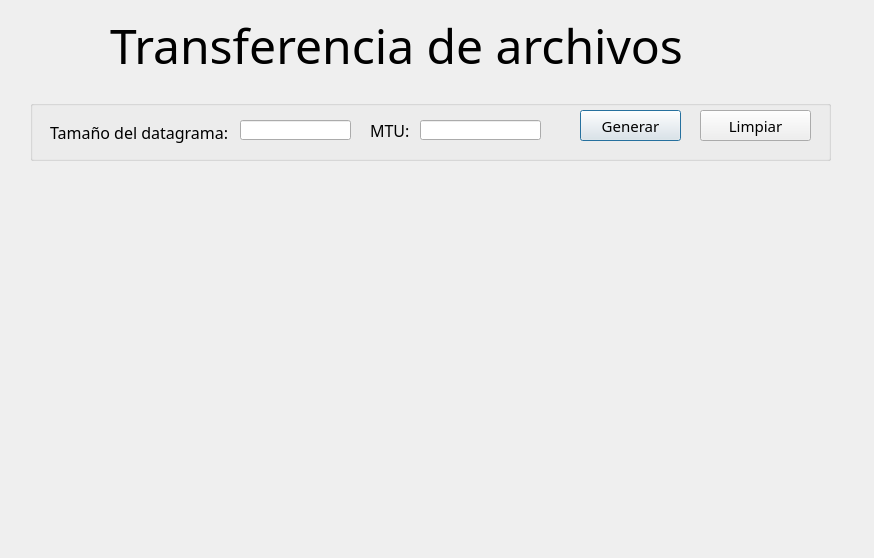
Old version of the form interfazQT.ui in the repository LFTPadilla/Red2Transf.
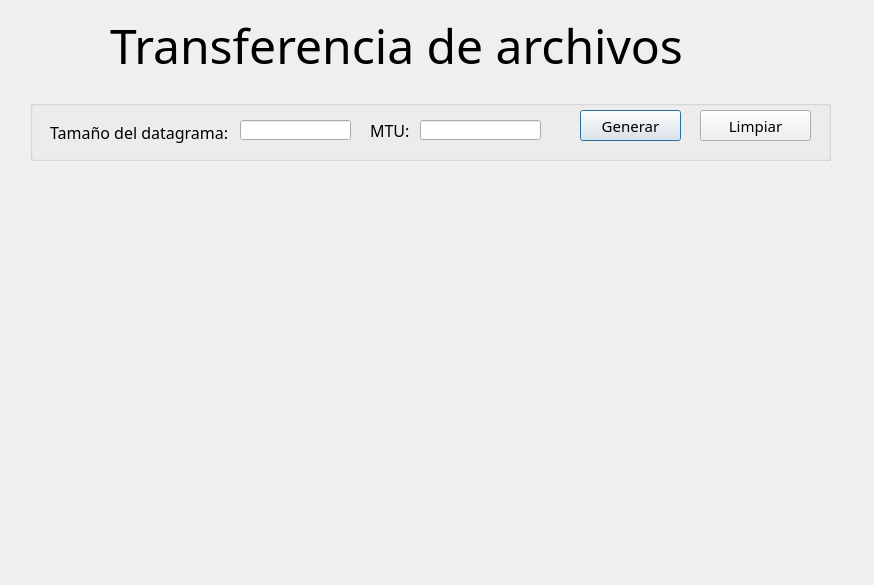
New version of the form.

Commit message: Añado mensajes de error

```diff
--- a/interfazQT.ui
+++ b/interfazQT.ui
@@ -7,7 +7,7 @@
     <x>0</x>
     <y>0</y>
     <width>874</width>
-    <height>558</height>
+    <height>585</height>
    </rect>
   </property>
   <property name="windowTitle">
@@ -143,6 +143,28 @@
     <string>Transferencia de archivos</string>
    </property>
   </widget>
+  <widget class="QLabel" name="msgError">
+   <property name="geometry">
+    <rect>
+     <x>40</x>
+     <y>540</y>
+     <width>811</width>
+     <height>41</height>
+    </rect>
+   </property>
+   <property name="font">
+    <font>
+     <family>Myanmar Text</family>
+     <pointsize>13</pointsize>
+     <weight>50</weight>
+     <italic>false</italic>
+     <bold>false</bold>
+    </font>
+   </property>
+   <property name="text">
+    <string/>
+   </property>
+  </widget>
  </widget>
  <resources/>
  <connections/>
```
The commit also changes 3 other files.
